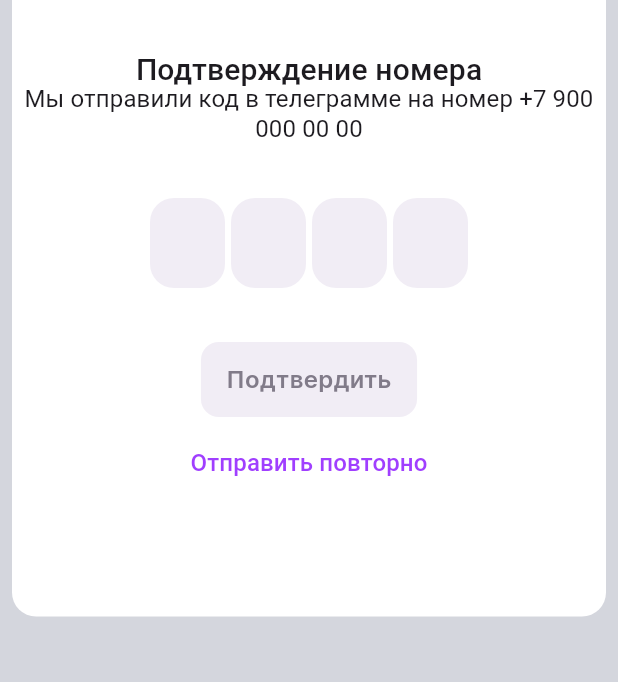
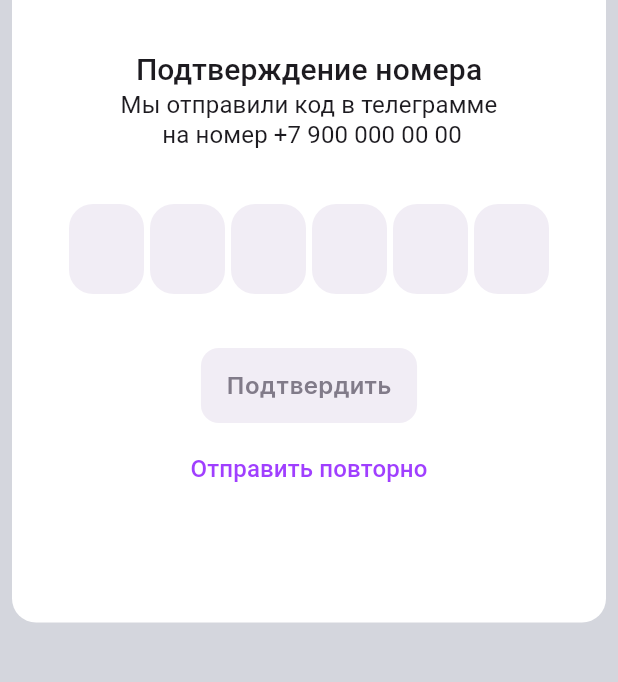
Before and after one commit to VennyS/login_page, a Flutter app: the screen it shows after launch, after a tap on "Войти через Telegram", on a phone screen of 412 x 824 dp, the part 216-898 px from its top. Run offline on Flutter 3.47's test engine with Material 3 defaults, Android fonts, the phone set to English and light mode, and no system bars; our stand-ins replace flutter_svg.

Commit message:
Фикс багов

```diff
--- a/lib/components/code_form.dart
+++ b/lib/components/code_form.dart
@@ -7,7 +7,7 @@ class CodeInputWidget extends StatefulWidget {
 
   const CodeInputWidget({
     super.key,
-    this.codeLength = 4,
+    this.codeLength = 6,
     required this.onCodeEntered,
     this.accentColor,
   });
@@ -92,7 +92,11 @@ class CodeInputWidgetState extends State<CodeInputWidget> {
                     borderRadius: BorderRadius.circular(16),
                     borderSide: BorderSide.none,
                   ),
-              ),
+                  focusedBorder: OutlineInputBorder(
+                      //борт в typing состоянии
+                      borderRadius: BorderRadius.circular(12),
+                      borderSide: const BorderSide(
+                          color: Color(0xFFA03FFF), width: 2))),
               onChanged: (value) => nextField(value, index),
             ),
           ),
--- a/lib/components/phote_formatter.dart
+++ b/lib/components/phote_formatter.dart
@@ -2,6 +2,7 @@ import 'dart:math';
 
 import 'package:flutter/services.dart';
 
+// TODO: Нельзя стирать то, что в скобках..
 class PhoneNumberFormatter extends TextInputFormatter {
   @override
   TextEditingValue formatEditUpdate(
--- a/lib/components/text_field.dart
+++ b/lib/components/text_field.dart
@@ -15,6 +15,7 @@ class TextFieldWidget extends StatefulWidget {
   final VoidCallback? onSuffixIconPressed;
   final TextInputFormatter? inputFormatter;
   final TextEditingController? controller;
+  final TextInputType? keyboard;
 
   const TextFieldWidget(
       {super.key,
@@ -30,7 +31,8 @@ class TextFieldWidget extends StatefulWidget {
       // this.obscureText = false,
       this.onSuffixIconPressed,
       this.inputFormatter,
-      this.controller});
+      this.controller,
+      this.keyboard});
 
   @override
   State<TextFieldWidget> createState() =>
@@ -80,6 +82,7 @@ class _TextFieldWidgetState extends State<TextFieldWidget> {
         });
       },
       controller: widget.controller,
+      keyboardType: widget.keyboard,
       focusNode: emptyPasswordFocusNode,
       enabled: true, //если установить false , то будет состояние inactive
       onTap: () {
@@ -115,7 +118,7 @@ class _TextFieldWidgetState extends State<TextFieldWidget> {
         enabledBorder: OutlineInputBorder(
             //борт в empty состоянии
             borderRadius: BorderRadius.circular(12),
-            borderSide: BorderSide(color: emptyStateColor, width: 1)),
+            borderSide: const BorderSide(color: emptyStateColor, width: 1)),
         suffixIcon: widget.showIcon && widget.icon != null
             ? IconButton(
                 icon: widget.icon!,
--- a/lib/screens/confirm.dart
+++ b/lib/screens/confirm.dart
@@ -90,8 +90,11 @@ class _ConfirmPageState extends State<ConfirmPage> {
     return Column(
       children: [
         _sectionTitle("Подтверждение номера"),
+        const SizedBox(
+          height: 4,
+        ),
         _sectionSubtitle(
-            "Мы отправили код в телеграмме на номер +7 900 000 00 00"),
+            "Мы отправили код в телеграмме\n на номер +7 900 000 00 00"),
         const SizedBox(height: 36),
         Stack(
           clipBehavior: Clip.none,
@@ -106,12 +109,11 @@ class _ConfirmPageState extends State<ConfirmPage> {
             if (!isCodeCorrect)
               const Positioned(
                 left: -2,
-                top: -20, // Adjust as needed for exact alignment
+                top: -20,
                 child: Align(
                   alignment: Alignment.topCenter,
                   child: Padding(
-                    padding: EdgeInsets.only(
-                        left: 8.0), // Adjust for padding if needed
+                    padding: EdgeInsets.only(left: 8.0),
                     child: Text(
                       "Неверный код",
                       style: TextStyle(
@@ -136,7 +138,7 @@ class _ConfirmPageState extends State<ConfirmPage> {
 
   bool isFourDigitNumber(int number) {
     String numberStr = number.toString();
-    return numberStr.length == 4;
+    return numberStr.length == 6;
   }
 
   Widget _sendAgain() {
@@ -162,7 +164,7 @@ class _ConfirmPageState extends State<ConfirmPage> {
 
   void onClickAccept(int code) {
     setState(() {
-      isCodeCorrect = code == 1234;
+      isCodeCorrect = code == 123456;
       _codeInputKey.currentState?.clearCode();
       if (!isCodeCorrect) {
         isCodeValid = false;
--- a/lib/screens/login.dart
+++ b/lib/screens/login.dart
@@ -21,6 +21,7 @@ class LoginPageState extends State<LoginPage> {
     super.initState();
   }
 
+  // TODO: Странно работает при фокусе
   void _clearTextField() {
     _phoneController.clear();
   }
@@ -115,6 +116,7 @@ class LoginPageState extends State<LoginPage> {
           inputFormatter: PhoneNumberFormatter(),
           controller: _phoneController,
           onSuffixIconPressed: _clearTextField,
+          keyboard: TextInputType.number,
         ),
         const SizedBox(height: 8),
         CustomButtonWidget(
```
Lines whose indentation alone changed are shown as unchanged.
